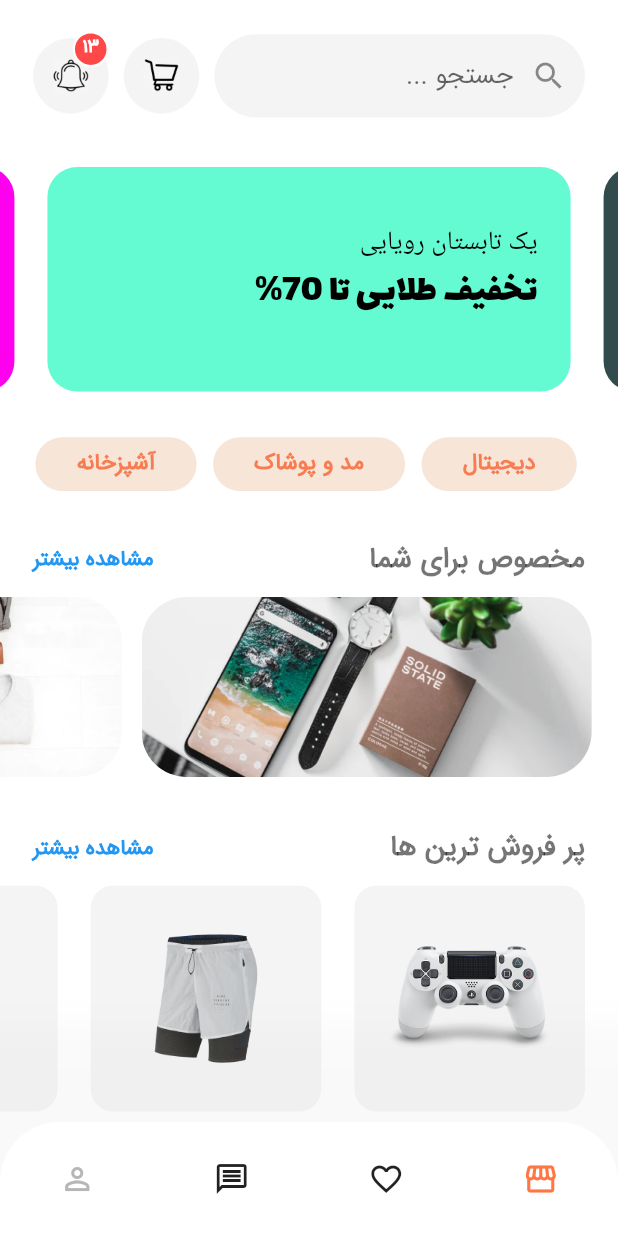
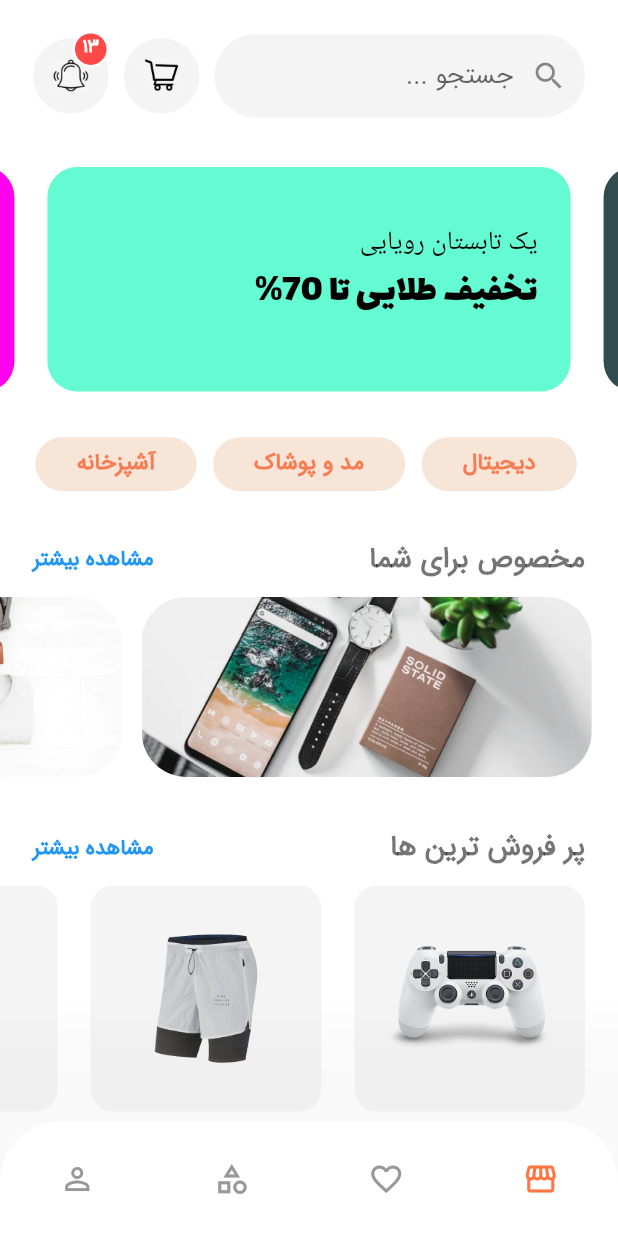
Before and after one commit to KamranGhazi72/rangobooy_flutter, a Flutter app: the HomeScreen screen opened by its route, after a tap on the "storefront" icon, on a phone screen of 412 x 824 dp. Run offline on Flutter 3.47's test engine with Material 2 defaults, Android fonts, the phone set to English and light mode, and no system bars; drawn by our look-alikes of carousel_slider.

Commit message:
Profile Commit

```diff
--- a/lib/components/coustom_bottom_nav_bar.dart
+++ b/lib/components/coustom_bottom_nav_bar.dart
@@ -3,7 +3,7 @@ import 'package:rangobooy/constants.dart';
 import 'package:rangobooy/enums.dart';
 import 'package:rangobooy/screens/category/category_screen.dart';
 import 'package:rangobooy/screens/home/home_screen.dart';
-// import 'package:shop_app/screens/profile/profile_screen.dart';
+import 'package:rangobooy/screens/profile/profile_screen.dart';
 
 class CustomBottomNavBar extends StatelessWidget {
   const CustomBottomNavBar({
@@ -15,7 +15,7 @@ class CustomBottomNavBar extends StatelessWidget {
 
   @override
   Widget build(BuildContext context) {
-    final Color inActiveIconColor = Color(0xFFB6B6B6);
+    final Color inActiveIconColor = Color(0xFF989898);
     return Container(
       padding: EdgeInsets.symmetric(vertical: 14),
       decoration: BoxDecoration(
@@ -49,11 +49,21 @@ class CustomBottomNavBar extends StatelessWidget {
                     Navigator.pushNamed(context, HomeScreen.routeName),
               ),
               IconButton(
-                icon: Icon(Icons.favorite_outline),
+                icon: Icon(
+                  Icons.favorite_outline,
+                  color: MenuState.favourite == selectedMenu
+                      ? kPrimaryColor
+                      : inActiveIconColor,
+                ),
                 onPressed: () {},
               ),
               IconButton(
-                icon: Icon(Icons.message_outlined),
+                icon: Icon(
+                  Icons.category_outlined,
+                  color: MenuState.message == selectedMenu
+                      ? kPrimaryColor
+                      : inActiveIconColor,
+                ),
                 onPressed: () {
                   Navigator.pushNamed(context, CategoryScreen.routeName);
                 },
@@ -65,9 +75,9 @@ class CustomBottomNavBar extends StatelessWidget {
                         ? kPrimaryColor
                         : inActiveIconColor,
                   ),
-                  onPressed: () => {}
-                  // Navigator.pushNamed(context, ProfileScreen.routeName),
-                  ),
+                  onPressed: () => {
+                        Navigator.pushNamed(context, ProfileScreen.routeName),
+                      }),
             ],
           )),
     );
--- a/lib/routes.dart
+++ b/lib/routes.dart
@@ -4,6 +4,7 @@ import 'package:rangobooy/screens/category/category_screen.dart';
 import 'package:rangobooy/screens/category_product/product_category_screen.dart';
 import 'package:rangobooy/screens/details/details_screen.dart';
 import 'package:rangobooy/screens/home/home_screen.dart';
+import 'package:rangobooy/screens/profile/profile_screen.dart';
 
 import 'package:rangobooy/screens/splash/splash_screen.dart';
 // import 'package:shop_app/screens/cart/cart_screen.dart';
@@ -33,5 +34,5 @@ final Map<String, WidgetBuilder> routes = {
   CartScreen.routeName: (context) => CartScreen(),
   CategoryScreen.routeName: (context) => CategoryScreen(),
   ProductCategoryScreen.routeName: (context) => ProductCategoryScreen(),
-  // ProfileScreen.routeName: (context) => ProfileScreen(),
+  ProfileScreen.routeName: (context) => ProfileScreen(),
 };
--- /dev/null
+++ b/lib/screens/profile/components/body.dart
@@ -0,0 +1,14 @@
+import 'package:flutter/material.dart';
+import 'package:rangobooy/screens/profile/components/customer_avatar.dart';
+import 'package:rangobooy/screens/profile/components/profile_items.dart';
+
+class Body extends StatelessWidget {
+  @override
+  Widget build(BuildContext context) {
+    return SafeArea(
+      child: Column(
+        children: [CustomerAvatar(), ProfileItems()],
+      ),
+    );
+  }
+}
--- /dev/null
+++ b/lib/screens/profile/components/customer_avatar.dart
@@ -0,0 +1,40 @@
+import 'package:flutter/material.dart';
+
+class CustomerAvatar extends StatelessWidget {
+  @override
+  Widget build(BuildContext context) {
+    return Container(
+      margin: EdgeInsets.symmetric(horizontal: 100, vertical: 5),
+      // padding: EdgeInsets.symmetric(horizontal: 10, vertical: 10),
+      height: 210,
+      width: double.infinity,
+      decoration: BoxDecoration(
+          image: DecorationImage(
+            image: AssetImage('assets/images/marion-cotillard.jpg'),
+            fit: BoxFit.cover,
+          ),
+          borderRadius: BorderRadius.circular(200)),
+      child: Stack(
+        children: [
+          Positioned(
+            bottom: 10,
+            child: Container(
+              padding: EdgeInsets.all(3),
+              decoration: BoxDecoration(
+                  color: Color(0xFFF2F3F7),
+                  borderRadius: BorderRadius.circular(100)),
+              child: IconButton(
+                icon: Icon(
+                  Icons.camera_alt_outlined,
+                  color: Colors.grey[500],
+                  size: 27,
+                ),
+                onPressed: () {},
+              ),
+            ),
+          )
+        ],
+      ),
+    );
+  }
+}
--- /dev/null
+++ b/lib/screens/profile/components/profile_items.dart
@@ -0,0 +1,120 @@
+import 'package:flutter/material.dart';
+import 'package:rangobooy/constants.dart';
+
+class ProfileItems extends StatelessWidget {
+  @override
+  Widget build(BuildContext context) {
+    return Container(
+      padding: EdgeInsets.symmetric(horizontal: 30, vertical: 20),
+      child: Column(
+        children: [
+          Container(
+            padding: EdgeInsets.symmetric(horizontal: 20, vertical: 20),
+            margin: EdgeInsets.symmetric(vertical: 10),
+            decoration: BoxDecoration(
+                borderRadius: BorderRadius.circular(17),
+                color: Color(0xFFF2F3F7)),
+            child: Row(
+              mainAxisAlignment: MainAxisAlignment.spaceBetween,
+              crossAxisAlignment: CrossAxisAlignment.center,
+              children: [
+                Row(
+                  // mainAxisAlignment: MainAxisAlignment.center,
+                  crossAxisAlignment: CrossAxisAlignment.center,
+                  children: [
+                    Icon(
+                      Icons.person_outlined,
+                      color: kPrimaryColor,
+                      size: 28,
+                    ),
+                    SizedBox(width: 20),
+                    Text(
+                      'حساب کاربری',
+                      style: TextStyle(
+                          color: Colors.black87, fontWeight: FontWeight.w600),
+                    ),
+                  ],
+                ),
+                Icon(
+                  Icons.arrow_forward_ios_rounded,
+                  color: Colors.black38,
+                  size: 20,
+                ),
+              ],
+            ),
+          ),
+          Container(
+            padding: EdgeInsets.symmetric(horizontal: 20, vertical: 20),
+            margin: EdgeInsets.symmetric(vertical: 10),
+            decoration: BoxDecoration(
+                borderRadius: BorderRadius.circular(17),
+                color: Color(0xFFF2F3F7)),
+            child: Row(
+              mainAxisAlignment: MainAxisAlignment.spaceBetween,
+              crossAxisAlignment: CrossAxisAlignment.center,
+              children: [
+                Row(
+                  // mainAxisAlignment: MainAxisAlignment.center,
+                  crossAxisAlignment: CrossAxisAlignment.center,
+                  children: [
+                    Icon(
+                      Icons.contact_support_outlined,
+                      color: kPrimaryColor,
+                      size: 28,
+                    ),
+                    SizedBox(width: 20),
+                    Text(
+                      'ارتباط با پشتیبانی',
+                      style: TextStyle(
+                          color: Colors.black87, fontWeight: FontWeight.w600),
+                    ),
+                  ],
+                ),
+                Icon(
+                  Icons.arrow_forward_ios_rounded,
+                  color: Colors.black38,
+                  size: 20,
+                ),
+              ],
+            ),
+          ),
+          Container(
+            padding: EdgeInsets.symmetric(horizontal: 20, vertical: 20),
+            margin: EdgeInsets.symmetric(vertical: 10),
+            decoration: BoxDecoration(
+                borderRadius: BorderRadius.circular(17),
+                color: Color(0xFFF2F3F7)),
+            child: Row(
+              mainAxisAlignment: MainAxisAlignment.spaceBetween,
+              crossAxisAlignment: CrossAxisAlignment.center,
+              children: [
+                Row(
+                  // mainAxisAlignment: MainAxisAlignment.center,
+                  crossAxisAlignment: CrossAxisAlignment.center,
+                  children: [
+                    Icon(
+                      Icons.exit_to_app_rounded,
+                      color: kPrimaryColor,
+                      size: 27,
+                    ),
+                    SizedBox(width: 20),
+                    Text(
+                      'خروج ',
+                      style: TextStyle(
+                          color: Colors.black87, fontWeight: FontWeight.w600),
+                    ),
+                  ],
+                ),
+                Icon(
+                  Icons.arrow_forward_ios_rounded,
+                  color: Colors.black38,
+                  size: 20,
+                ),
+              ],
+            ),
+          ),
+        ],
+      ),
+    );
+  }
+}
--- /dev/null
+++ b/lib/screens/profile/profile_screen.dart
@@ -0,0 +1,33 @@
+import 'package:flutter/material.dart';
+import 'package:rangobooy/components/coustom_bottom_nav_bar.dart';
+// import 'package:rangobooy/constants.dart';
+import 'package:rangobooy/enums.dart';
+import 'package:rangobooy/screens/profile/components/body.dart';
+
+class ProfileScreen extends StatelessWidget {
+  static String routeName = "/profile";
+
+  @override
+  Widget build(BuildContext context) {
+    return Scaffold(
+      appBar: AppBar(
+        centerTitle: true,
+        // title: Text(
+        //   'مشخصات کاربری',
+        //   style: TextStyle(color: kPrimaryColor, fontWeight: FontWeight.w600),
+        // ),
+        actions: [
+          IconButton(
+            icon: Icon(
+              Icons.settings_outlined,
+              color: Colors.black87,
+            ),
+            onPressed: () {},
+          ),
+        ],
+      ),
+      body: Body(),
+      bottomNavigationBar: CustomBottomNavBar(selectedMenu: MenuState.profile),
+    );
+  }
+}
```
Also changed, not shown: assets/images/marion-cotillard.jpg (added).
